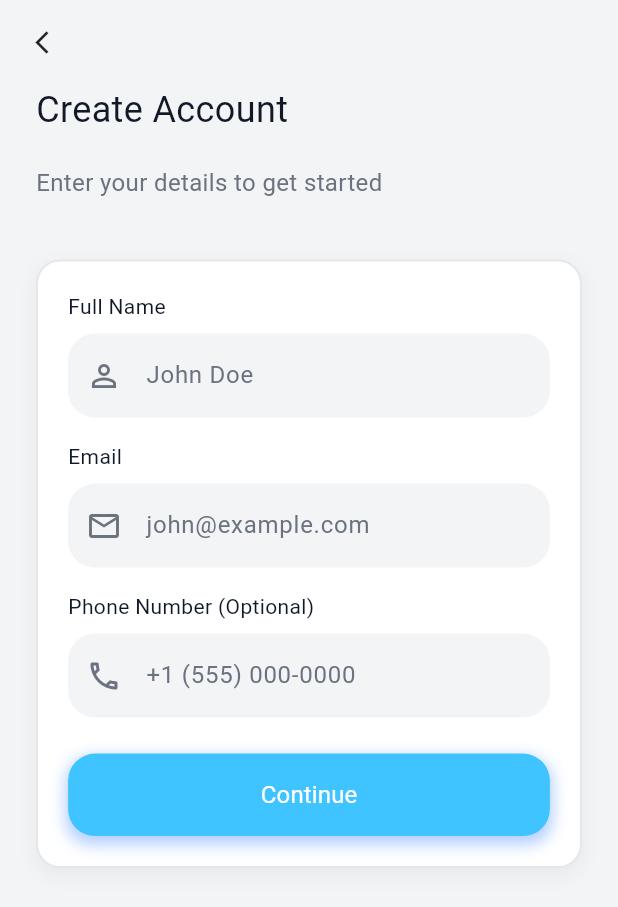
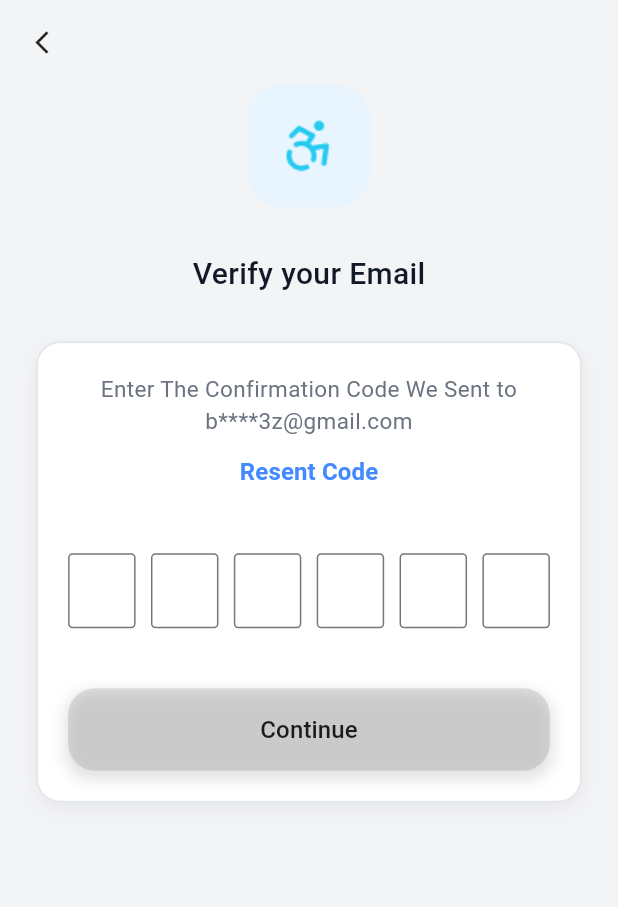
Before and after one commit to Salma28-zahran/hammam_app, a Flutter app: the SignupScreen screen opened by its route, after a tap on "Continue", on a phone screen of 412 x 824 dp. Shown: the top 907 px of the screen. Run offline on Flutter 3.47's test engine with Material 3 defaults, Android fonts, the phone set to English and light mode, and no system bars; our stand-ins replace flutter_native_splash, google_fonts; Roboto replaces fonts that are missing (Arial).

Commit message:
login and register edit and verification screen

```diff
--- a/lib/core/route/routes.dart
+++ b/lib/core/route/routes.dart
@@ -1,6 +1,7 @@
 class PageRouteName{
   static const String signup = '/signup';
   static const String login = '/login';
+  static const String otp = '/otp';
 
 
 
--- a/lib/core/route/routes_generator.dart
+++ b/lib/core/route/routes_generator.dart
@@ -1,5 +1,6 @@
 import 'package:flutter/material.dart';
 import 'package:hammam_app/core/route/routes.dart';
+import 'package:hammam_app/features/auth/register/login/presentation/view/otp_screen.dart';
 import 'package:hammam_app/features/onboarding/OnBoarding.dart';
 
 import '../../features/auth/login/presentation/view/login_screen.dart';
@@ -19,7 +20,11 @@ class RoutesGenerator {
              builder: (context) => const LoginScreen(),
              settings: settings,
            );
-
+      case PageRouteName.otp:
+        return MaterialPageRoute(
+          builder: (context) => const OtpScreen(),
+          settings: settings,
+        );
 
 
 
--- /dev/null
+++ b/lib/features/auth/register/login/presentation/view/otp_screen.dart
@@ -0,0 +1,195 @@
+import 'package:flutter/material.dart';
+import 'package:hammam_app/theme/app_theme.dart';
+import '../../../../../../core/route/routes.dart';
+
+class OtpScreen extends StatefulWidget {
+  const OtpScreen({super.key});
+
+  @override
+  State<OtpScreen> createState() => _OtpScreenState();
+}
+
+class _OtpScreenState extends State<OtpScreen> {
+  List<String> otp = List.filled(6, "");
+  List<TextEditingController> controllers = List.generate(
+    6,
+    (index) => TextEditingController(),
+  );
+
+  bool get isComplete => otp.every((e) => e.isNotEmpty);
+
+  @override
+  Widget build(BuildContext context) {
+    final width = MediaQuery.of(context).size.width;
+    final height = MediaQuery.of(context).size.height;
+
+    return Scaffold(
+      backgroundColor: Color(0xFFF3F4F6),
+      appBar: AppBar(
+        backgroundColor: Colors.transparent,
+        elevation: 0,
+        leading: IconButton(
+          icon: Icon(Icons.arrow_back_ios_new, color: Colors.black87, size: 18),
+          onPressed: () =>
+              Navigator.pushReplacementNamed(context, PageRouteName.signup),
+        ),
+      ),
+
+      body: SafeArea(
+        child: Padding(
+          padding: EdgeInsets.symmetric(horizontal: 24),
+          child: Column(
+            crossAxisAlignment: CrossAxisAlignment.start,
+            children: [
+              Center(
+                child: Container(
+                  height: height * 0.1,
+                  width: height * 0.1,
+                  decoration: BoxDecoration(
+                    color: Color(0xFFE8F5FF),
+                    borderRadius: BorderRadius.circular(24),
+                  ),
+                  child: Image.asset("assets/images/png/login_icon.png"),
+                ),
+              ),
+              SizedBox(height: 30),
+              Center(
+                child: Text(
+                  "Verify your Email",
+                  style: TextStyle(
+                    fontFamily: "Arial",
+                    fontSize: 20,
+                    fontWeight: FontWeight.w500,
+                    color: AppColor.gray900,
+                  ),
+                ),
+              ),
+              SizedBox(height: 30),
+              Container(
+                padding: EdgeInsets.all(20),
+                decoration: BoxDecoration(
+                  color: Colors.white,
+                  border: Border.all(color: Color(0xFFE5E7EB), width: 1.4),
+                  borderRadius: BorderRadius.circular(16),
+                  boxShadow: [
+                    BoxShadow(
+                      color: Colors.black12.withOpacity(0.05),
+                      blurRadius: 10,
+                      offset: Offset(0, 4),
+                    ),
+                  ],
+                ),
+
+                child: Column(
+                  children: [
+                    Text(
+                      "Enter The Confirmation Code We Sent to\nb****3z@gmail.com",
+                      textAlign: TextAlign.center,
+                      style: TextStyle(fontSize: 15,
+                          fontFamily: "Arial",
+                          fontWeight: FontWeight.w400,
+
+                          color: AppColor.gray500),
+                    ),
+
+                    TextButton(
+                      onPressed: () {},
+                      child: Text(
+                        "Resent Code",
+                        style: TextStyle(
+                          color: Colors.blueAccent,
+                          fontFamily: "Arial",
+                          fontWeight: FontWeight.w600,
+                          fontSize: 16,
+                        ),
+                      ),
+                    ),
+
+                    SizedBox(height: 30),
+
+                    Row(
+                      mainAxisAlignment: MainAxisAlignment.spaceBetween,
+                      children: List.generate(6, (index) {
+                        return SizedBox(
+                          width: 45,
+                          height: 50,
+                          child: TextField(
+                            controller: controllers[index],
+                            textAlign: TextAlign.center,
+                            keyboardType: TextInputType.number,
+                            maxLength: 1,
+                            onChanged: (value) {
+                              if (value.isNotEmpty && index < 5) {
+                                FocusScope.of(context).nextFocus();
+                              }
+                              otp[index] = value;
+                              setState(() {});
+                            },
+                            decoration: InputDecoration(
+                              counterText: "",
+                              border: OutlineInputBorder(
+                                borderRadius: BorderRadius.circular(3),
+                              ),
+                            ),
+                          ),
+                        );
+                      }),
+                    ),
+
+                    SizedBox(height: 40),
+
+                    Container(
+                      width: double.infinity,
+                      decoration: BoxDecoration(
+                        borderRadius: BorderRadius.circular(18),
+                        boxShadow: [
+                          BoxShadow(
+                            color: isComplete
+                                ? Colors.blueAccent.withOpacity(0.4)
+                                : Colors.grey.withOpacity(0.3),
+                            spreadRadius: 2,
+                            blurRadius: 8,
+                            offset: Offset(0, 4),
+                          ),
+                        ],
+                      ),
+                      child: ElevatedButton(
+                        style: ElevatedButton.styleFrom(
+                          backgroundColor: isComplete
+                              ? Colors.lightBlueAccent
+                              : Colors.grey.shade300,
+                          shape: RoundedRectangleBorder(
+                            borderRadius: BorderRadius.circular(18),
+                          ),
+                          padding: EdgeInsets.symmetric(vertical: 16),
+                          elevation: 0, // علشان الشادو يبان من الـ Container بس
+                        ),
+                        onPressed: isComplete
+                            ? () {
+                                Navigator.pushReplacementNamed(
+                                  context,
+                                  PageRouteName.login,
+                                );
+                              }
+                            : null,
+                        child: Text(
+                          "Continue",
+                          style: TextStyle(
+                            fontFamily: "Arial",
+                            fontSize: 16,
+                            color: isComplete ? Colors.white : Colors.black87,
+                            fontWeight: FontWeight.w500,
+                          ),
+                        ),
+                      ),
+                    ),
+                  ],
+                ),
+              ),
+            ],
+          ),
+        ),
+      ),
+    );
+  }
+}
--- a/lib/features/auth/register/login/presentation/view/register_screen.dart
+++ b/lib/features/auth/register/login/presentation/view/register_screen.dart
@@ -1,14 +1,22 @@
 import 'package:flutter/material.dart';
-
 import '../../../../../../core/route/routes.dart';
 import '../../../../../../theme/app_theme.dart';
 
-class SignupScreen extends StatelessWidget {
+class SignupScreen extends StatefulWidget {
   const SignupScreen({super.key});
+
+  @override
+  State<SignupScreen> createState() => _SignupScreenState();
+
+}
+
+class _SignupScreenState extends State<SignupScreen> {
+  bool _obscurePassword = true;
 
   @override
   Widget build(BuildContext context) {
     final width = MediaQuery.of(context).size.width;
+
     return Scaffold(
       backgroundColor: Color(0xFFF3F4F6),
       appBar: AppBar(
@@ -82,7 +90,6 @@ class SignupScreen extends StatelessWidget {
                         fontWeight: FontWeight.w400,
                         fontSize: 16,
                         color: AppColor.gray500,
-
                       ),
                       prefixIcon: Icon(
                         Icons.person_outline,
@@ -105,7 +112,6 @@ class SignupScreen extends StatelessWidget {
                       fontWeight: FontWeight.w400,
                       fontSize: 14,
                       color: AppColor.gray900,
-
                     ),
                   ),
                   SizedBox(height: 8),
@@ -137,16 +143,17 @@ class SignupScreen extends StatelessWidget {
                     "Phone Number (Optional)",
                     style: TextStyle(
                       fontFamily: "Arial",
-                        fontWeight: FontWeight.w400,fontSize: 14,
+                      fontWeight: FontWeight.w400,
+                      fontSize: 14,
                       color: AppColor.gray900,
-
                     ),
                   ),
                   SizedBox(height: 8),
                   TextField(
                     keyboardType: TextInputType.phone,
                     decoration: InputDecoration(
-                      hintText: "+1 (555) 000-0000",hintStyle: TextStyle(
+                      hintText: "+1 (555) 000-0000",
+                      hintStyle: TextStyle(
                         fontFamily: "Arial",
                         fontWeight: FontWeight.w400,
                         fontSize: 16,
@@ -158,6 +165,55 @@ class SignupScreen extends StatelessWidget {
                       ),
                       filled: true,
                       fillColor: Color(0xFFF3F4F6),
+                      border: OutlineInputBorder(
+                        borderRadius: BorderRadius.circular(18),
+                        borderSide: BorderSide.none,
+                      ),
+                    ),
+                  ),
+                  SizedBox(height: 16),
+
+                  Text(
+                    "Password",
+                    style: TextStyle(
+                      fontFamily: "Arial",
+                      fontWeight: FontWeight.w400,
+                      fontSize: 14,
+                      color: AppColor.gray900,
+                    ),
+                  ),
+                  SizedBox(height: 8),
+                  TextField(
+                    obscureText: _obscurePassword,
+                    keyboardType: TextInputType.visiblePassword,
+                    decoration: InputDecoration(
+                      hintText: "Enter Password",
+                      hintStyle: TextStyle(
+                        fontFamily: "Arial",
+                        fontWeight: FontWeight.w400,
+                        fontSize: 16,
+                        color: AppColor.gray500,
+                      ),
+                      prefixIcon: Icon(
+                        Icons.lock_outline,
+                        color: AppColor.gray500,
+                      ),
+                      suffixIcon: IconButton(
+                        icon: Icon(
+                          _obscurePassword
+                              ? Icons.visibility_off_outlined
+                              : Icons.visibility_outlined,
+                          color: AppColor.gray500,
+                        ),
+                        onPressed: () {
+                          setState(() {
+                            _obscurePassword = !_obscurePassword;
+                          });
+                        },
+                      ),
+
+                      filled: true,
+                      fillColor: const Color(0xFFF3F4F6),
                       border: OutlineInputBorder(
                         borderRadius: BorderRadius.circular(18),
                         borderSide: BorderSide.none,
@@ -188,7 +244,10 @@ class SignupScreen extends StatelessWidget {
                         padding: EdgeInsets.symmetric(vertical: 16),
                         elevation: 0,
                       ),
-                      onPressed: () {},
+                      onPressed: () => Navigator.pushReplacementNamed(
+                        context,
+                        PageRouteName.otp,
+                      ),
                       child: Text(
                         "Continue",
                         style: TextStyle(
--- a/lib/features/onboarding/OnBoarding.dart
+++ b/lib/features/onboarding/OnBoarding.dart
@@ -195,13 +195,13 @@ class _OnBoardingState extends State<OnBoarding> {
                                 curve: Curves.easeInOut,
                               );
                             }
-                            /*
+
                             else {
                               Navigator.pushReplacementNamed(
-                                  context, Routes.signup);
+                                  context, PageRouteName.login);
                             }
 
-                             */
+
                           },
                           icon: Text(
                             _currentPage == 2
```
Also changed, not shown: lib/features/auth/login/presentation/view/login_screen.dart (+63 -9 lines), pubspec.lock. Lines whose indentation alone changed are shown as unchanged.
